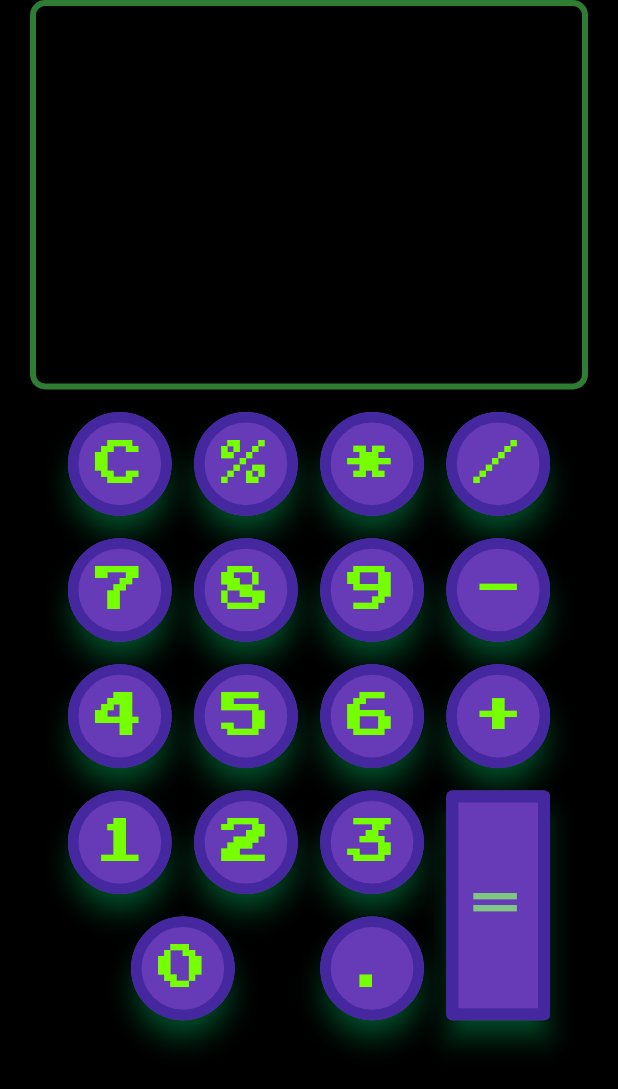
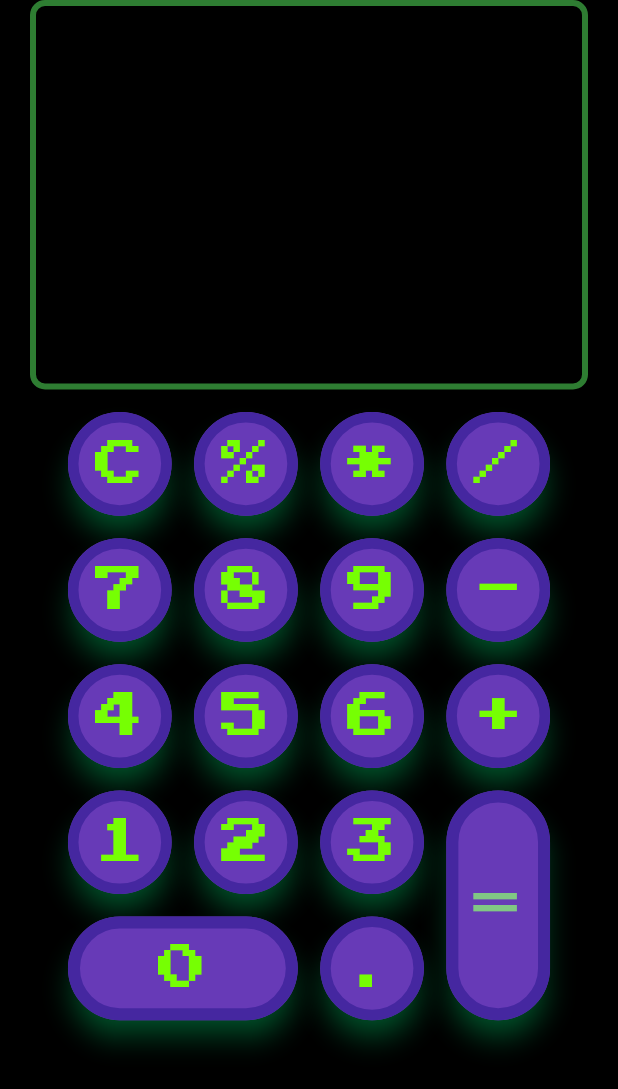
Before and after one commit to LetRicette/calculator-flutter, a Flutter app: the screen it shows after launch, on a phone screen of 412 x 824 dp. Shown: the top 1089 px of the screen. Run offline on Flutter 3.47's test engine with Material 2 defaults, Android fonts, the phone set to English and light mode, and no system bars; our stand-ins replace google_fonts.

Commit message:
button fix

```diff
--- a/lib/main.dart
+++ b/lib/main.dart
@@ -97,23 +97,32 @@ class _MyHomePageState extends State<MyHomePage> {
                   child: StaggeredGridView.countBuilder(
                     crossAxisCount: 4,
                     itemCount: 18,
-                    itemBuilder: (BuildContext context, int index) {
-                      return ElevatedButton(
-                        style: index != 15
+                    itemBuilder: (BuildContext context, int index) =>
+                        ElevatedButton(
+                      style: index == 16
                           ? ElevatedButton.styleFrom(
+                              shadowColor: Colors.greenAccent.shade400,
+                              elevation: 7,
+                              shape: StadiumBorder(),
+                              side: BorderSide(
+                                  color: Colors.deepPurple.shade800, width: 8),
+                            )
+                          : index == 15
+                              ? ElevatedButton.styleFrom(
+                                  shadowColor: Colors.greenAccent.shade400,
+                                  elevation: 7,
+                                  shape: StadiumBorder(),
+                                  side: BorderSide(
+                                      color: Colors.deepPurple.shade800,
+                                      width: 8),
+                                )
+                              : ElevatedButton.styleFrom(
                                   shape: CircleBorder(),
                                   shadowColor: Colors.greenAccent.shade400,
                                   elevation: 7,
                                   side: BorderSide(
                                       color: Colors.deepPurple.shade800,
                                       width: 7),
-                              )
-                            : ElevatedButton.styleFrom(
-                                shadowColor: Colors.greenAccent.shade400,
-                                elevation: 7,
-                                side: BorderSide(
-                                    color: Colors.deepPurple.shade800,
-                                    width: 8),
                                 ),
                       onPressed: () {
                         final op = options[index];
@@ -177,8 +186,7 @@ class _MyHomePageState extends State<MyHomePage> {
                           ),
                         ),
                       ),
-                      );
-                    },
+                    ),
                     staggeredTileBuilder: (int index) {
                       if (index == 15) {
                         return StaggeredTile.count(1, 2);
```
Lines whose indentation alone changed are shown as unchanged.
